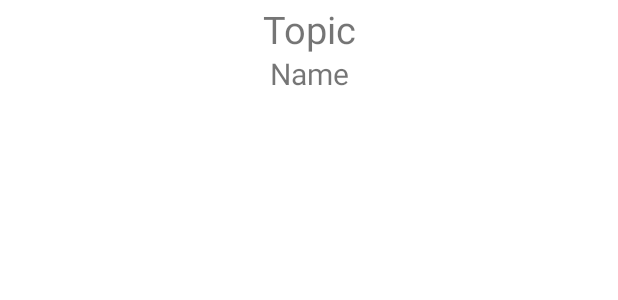
After one commit to Adrian-Mok15/QuizIt, an Android app: the layout activity_detail.xml on its own in the app's theme, with its tools: preview values and no code run, on a phone screen of 412 x 824 dp. The commit adds this screen. Shown: the top 300 px of the screen. Run offline under Robolectric (Android 15) with nearby library versions, the phone set to English and light mode, and no system bars.

Commit message:
Move to new activity for quiz

```diff
--- a/app/src/main/AndroidManifest.xml
+++ b/app/src/main/AndroidManifest.xml
@@ -13,7 +13,8 @@
         android:roundIcon="@mipmap/ic_launcher_round"
         android:supportsRtl="true"
         android:theme="@style/Theme.QuizIt">
-        <activity android:name=".RegisterActivity"></activity>
+        <activity android:name=".DetailActivity"></activity>
+        <activity android:name=".RegisterActivity" />
         <activity android:name=".LoginActivity">
             <intent-filter>
                 <action android:name="android.intent.action.MAIN" />
@@ -21,7 +22,7 @@
                 <category android:name="android.intent.category.LAUNCHER" />
             </intent-filter>
         </activity>
-        <activity android:name=".MainActivity"></activity>
+        <activity android:name=".MainActivity" />
     </application>
 
 </manifest>
--- a/app/src/main/java/com/example/quizit/MainActivity.java
+++ b/app/src/main/java/com/example/quizit/MainActivity.java
@@ -38,16 +38,16 @@ public class MainActivity extends AppCompatActivity {
                 Fragment fragment;
                 switch (menuItem.getItemId()) {
                     case R.id.action_home:
-                        Toast.makeText(MainActivity.this, "Home!", Toast.LENGTH_SHORT).show();
+//                        Toast.makeText(MainActivity.this, "Home!", Toast.LENGTH_SHORT).show();
                         fragment = new HomeFragment();
                         break;
                     case R.id.action_profile:
-                        Toast.makeText(MainActivity.this, "Profile!", Toast.LENGTH_SHORT).show();
+//                        Toast.makeText(MainActivity.this, "Profile!", Toast.LENGTH_SHORT).show();
                         fragment = new ProfileFragment();
                         break;
                     case R.id.action_history:
                     default:
-                        Toast.makeText(MainActivity.this, "Previous Quizzes!", Toast.LENGTH_SHORT).show();
+//                        Toast.makeText(MainActivity.this, "Previous Quizzes!", Toast.LENGTH_SHORT).show();
                         fragment = new HistoryFragment();
                         break;
                 }
--- /dev/null
+++ b/app/src/main/res/layout/activity_detail.xml
@@ -0,0 +1,36 @@
+<?xml version="1.0" encoding="utf-8"?>
+<RelativeLayout xmlns:android="http://schemas.android.com/apk/res/android"
+    xmlns:app="http://schemas.android.com/apk/res-auto"
+    xmlns:tools="http://schemas.android.com/tools"
+    android:layout_width="match_parent"
+    android:layout_height="match_parent"
+    tools:context=".DetailActivity">
+
+    <TextView
+        android:id="@+id/topicView"
+        android:layout_width="match_parent"
+        android:layout_height="wrap_content"
+        android:layout_alignParentStart="true"
+        android:layout_alignParentTop="true"
+        android:layout_marginStart="0dp"
+        android:layout_marginTop="2dp"
+        android:clickable="false"
+        android:gravity="center"
+        android:textSize="25sp"
+        tools:text="Topic" />
+
+    <TextView
+        android:id="@+id/nameView"
+        android:layout_width="match_parent"
+        android:layout_height="wrap_content"
+        android:layout_alignParentStart="true"
+        android:layout_alignParentTop="true"
+        android:layout_marginStart="0dp"
+        android:layout_marginTop="35dp"
+        android:clickable="false"
+        android:gravity="center"
+        android:textSize="20sp"
+        tools:text="Name" />
+
+
+</RelativeLayout>
```
Also changed, not shown: app/src/main/java/com/example/quizit/DetailActivity.java (added, +32 -0 lines), app/src/main/java/com/example/quizit/Question.java (added, +35 -0 lines), app/src/main/java/com/example/quizit/Quiz.java (+4 -5 lines), app/src/main/java/com/example/quizit/QuizAdapter.java (+13 -12 lines), app/src/main/java/com/example/quizit/fragments/HomeFragment.java (+1 -33 lines).
